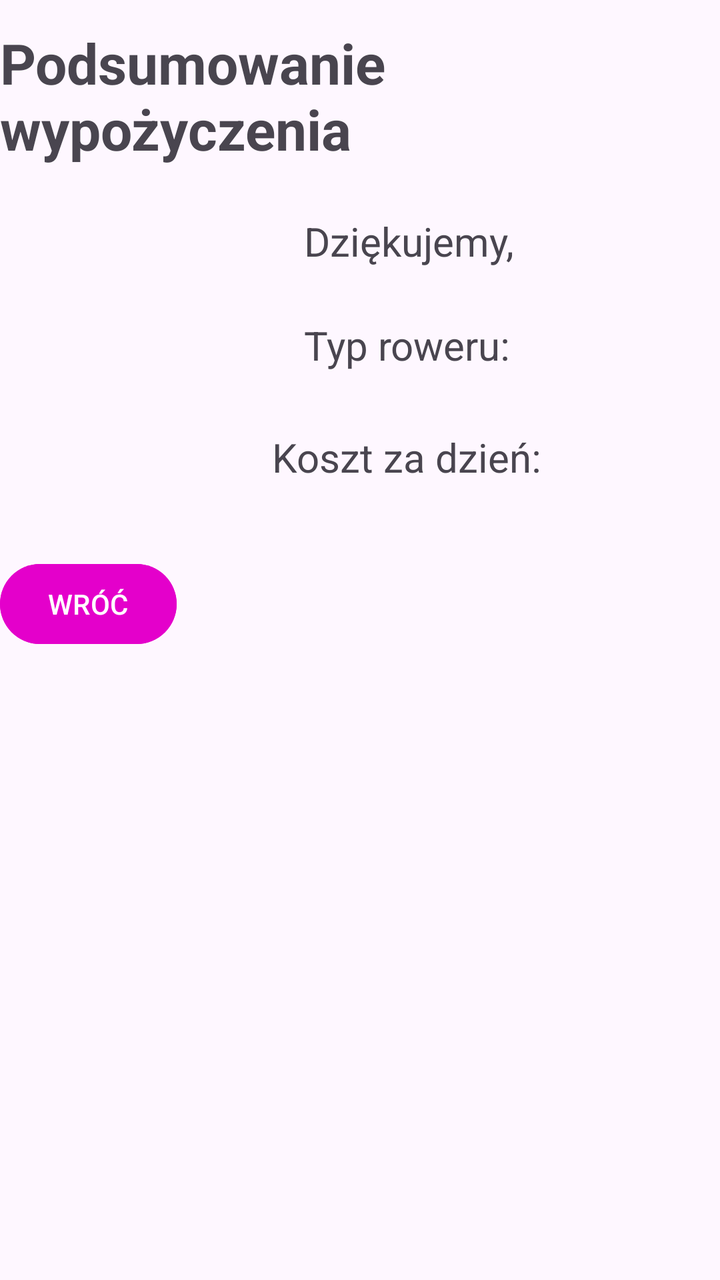
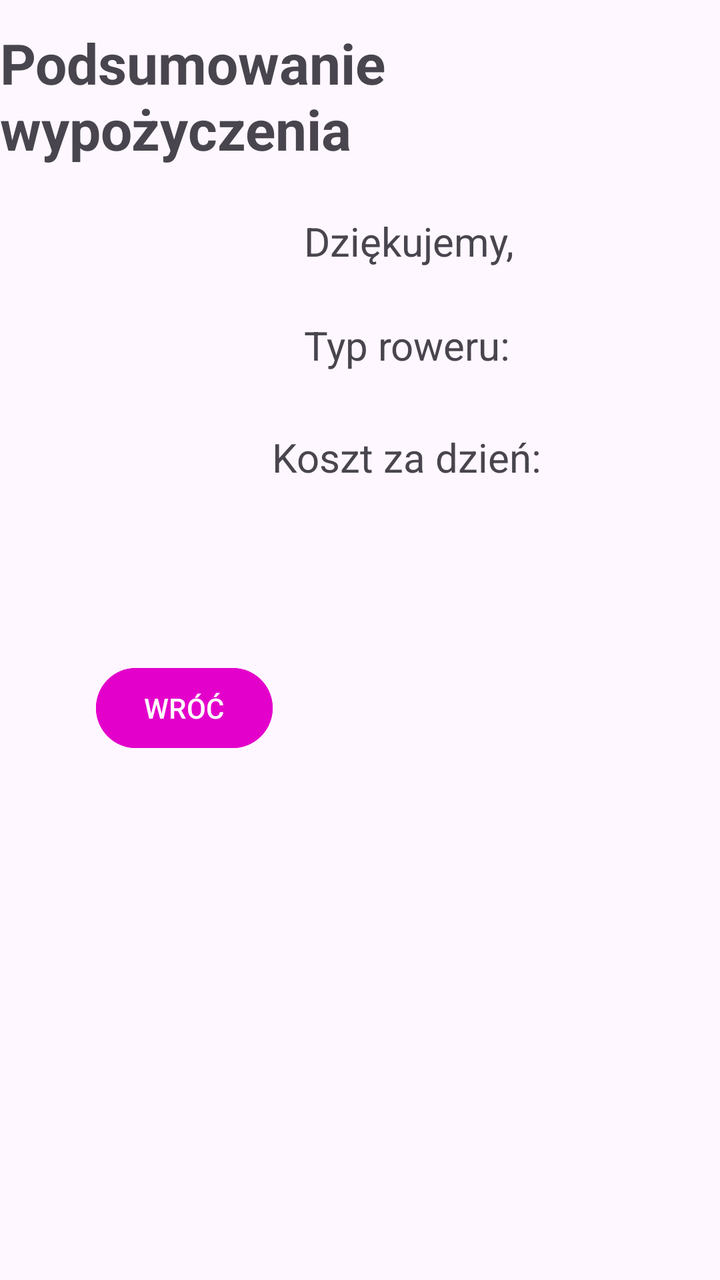

Before-and-after screenshots of an Android layout around one commit, followed by the original layout XML and the change that was made.
<!-- AndroidManifest.xml: application theme Theme.Rowery -->
<!-- res/layout/activity_main2.xml -->
<?xml version="1.0" encoding="utf-8"?>
<androidx.constraintlayout.widget.ConstraintLayout xmlns:android="http://schemas.android.com/apk/res/android"
    xmlns:app="http://schemas.android.com/apk/res-auto"
    xmlns:tools="http://schemas.android.com/tools"
    android:id="@+id/main"
    android:layout_width="match_parent"
    android:layout_height="match_parent"
    tools:context=".MainActivity2">

    <TextView
        android:id="@+id/textView3"
        android:layout_width="wrap_content"
        android:layout_height="wrap_content"
        android:text="Podsumowanie wypożyczenia"
        android:textSize="28sp"
        android:textStyle="bold"
        app:layout_constraintBottom_toBottomOf="parent"
        app:layout_constraintEnd_toEndOf="parent"
        app:layout_constraintStart_toStartOf="parent"
        app:layout_constraintTop_toTopOf="parent"
        app:layout_constraintVertical_bias="0.022" />

    <TextView
        android:id="@+id/Dziekujemy"
        android:layout_width="wrap_content"
        android:layout_height="wrap_content"
        android:layout_marginStart="152dp"
        android:layout_marginTop="24dp"
        android:text="Dziękujemy,"
        android:textSize="20sp"
        app:layout_constraintStart_toStartOf="parent"
        app:layout_constraintTop_toBottomOf="@+id/textView3" />

    <TextView
        android:id="@+id/Typ"
        android:layout_width="wrap_content"
        android:layout_height="wrap_content"
        android:layout_marginStart="152dp"
        android:layout_marginTop="76dp"
        android:text="Typ roweru: "
        android:textSize="20sp"
        app:layout_constraintStart_toStartOf="parent"
        app:layout_constraintTop_toBottomOf="@+id/textView3" />

    <TextView
        android:id="@+id/typ"
        android:layout_width="wrap_content"
        android:layout_height="wrap_content"
        android:layout_marginStart="136dp"
        android:layout_marginTop="132dp"
        android:text="Koszt za dzień:"
        android:textSize="20sp"
        app:layout_constraintStart_toStartOf="parent"
        app:layout_constraintTop_toBottomOf="@+id/textView3" />

    <Button
        android:id="@+id/button"
        android:layout_width="wrap_content"
        android:layout_height="wrap_content"
        android:layout_marginTop="36dp"
        android:backgroundTint="#E400CB"
        android:text="WRÓĆ"
        app:layout_constraintTop_toBottomOf="@+id/typ"
        tools:layout_editor_absoluteX="152dp" />
</androidx.constraintlayout.widget.ConstraintLayout>
<!-- resources referenced by this layout -->
<resources>
  <style name="Theme.Rowery" parent="Base.Theme.Rowery" />
  <style name="Base.Theme.Rowery" parent="Theme.Material3.DayNight.NoActionBar">
          
          
      </style>
</resources>

<!-- the commit's change to res/layout/activity_main2.xml (unified diff, before → after) -->
@@ -57,9 +57,10 @@
         android:id="@+id/button"
         android:layout_width="wrap_content"
         android:layout_height="wrap_content"
-        android:layout_marginTop="36dp"
+        android:layout_marginStart="48dp"
+        android:layout_marginTop="88dp"
         android:backgroundTint="#E400CB"
         android:text="WRÓĆ"
-        app:layout_constraintTop_toBottomOf="@+id/typ"
-        tools:layout_editor_absoluteX="152dp" />
+        app:layout_constraintStart_toStartOf="parent"
+        app:layout_constraintTop_toBottomOf="@+id/typ" />
 </androidx.constraintlayout.widget.ConstraintLayout>
